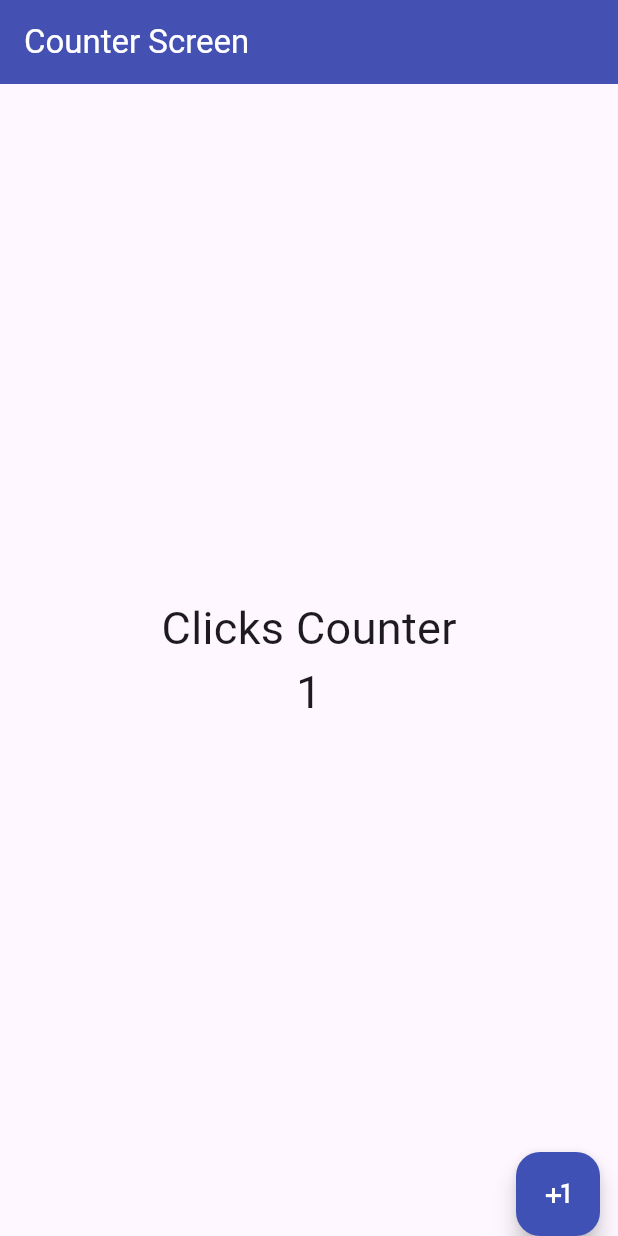
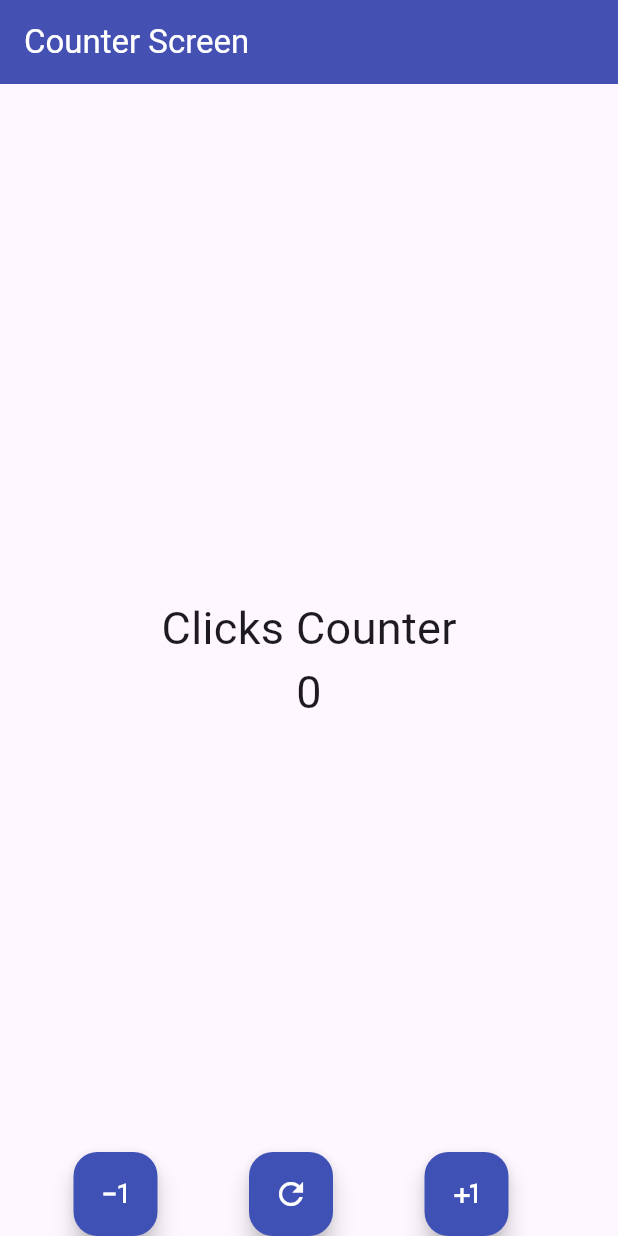
Before and after one commit to Juxn89/flutter-udemy, a Flutter app: the screen it shows after launch, on a phone screen of 412 x 824 dp. Run offline on Flutter 3.47's test engine with Material 3 defaults, Android fonts, the phone set to English and light mode, and no system bars.

Commit message:
Added habdlers for: plus, subtract and reset counter

```diff
--- a/lib/screens/counter_screen.dart
+++ b/lib/screens/counter_screen.dart
@@ -8,7 +8,7 @@ class CounterScreen extends StatefulWidget {
 }
 
 class _CounterScreenState extends State<CounterScreen> {
-	int currentCounter = 1;
+	int currentCounter = 0;
 
 	@override
 	Widget build(BuildContext context) {
@@ -20,15 +20,38 @@ class _CounterScreenState extends State<CounterScreen> {
 				backgroundColor: Colors.indigo,
 				elevation: 10,
 			),
-			floatingActionButton: FloatingActionButton(
-				onPressed: (){
-					currentCounter++;
-					setState(() {
-
-					});
-				},
-				backgroundColor: Colors.indigo,
-				child: Icon(Icons.plus_one, color: Colors.white,),
+			floatingActionButton: Row(
+				mainAxisAlignment: MainAxisAlignment.spaceEvenly,
+			  children: [
+			    FloatingActionButton(
+			    	onPressed: () {
+							if(currentCounter > 0) {
+			    			currentCounter--;
+							}
+			    		setState(() { });
+			    	},
+			    	backgroundColor: Colors.indigo,
+			    	child: Icon(Icons.exposure_minus_1, color: Colors.white,),
+			    ),
+					// SizedBox(width: 40,),
+					FloatingActionButton(
+			    	onPressed: (){
+			    		currentCounter = 0;
+			    		setState(() { });
+			    	},
+			    	backgroundColor: Colors.indigo,
+			    	child: Icon(Icons.refresh_outlined, color: Colors.white,),
+			    ),
+					// SizedBox(width: 40,),
+					FloatingActionButton(
+			    	onPressed: (){
+			    		currentCounter++;
+			    		setState(() { });
+			    	},
+			    	backgroundColor: Colors.indigo,
+			    	child: Icon(Icons.plus_one, color: Colors.white,),
+			    )
+			  ],
 			),
 			floatingActionButtonLocation: FloatingActionButtonLocation.miniEndDocked,
 			body: Center(
```
